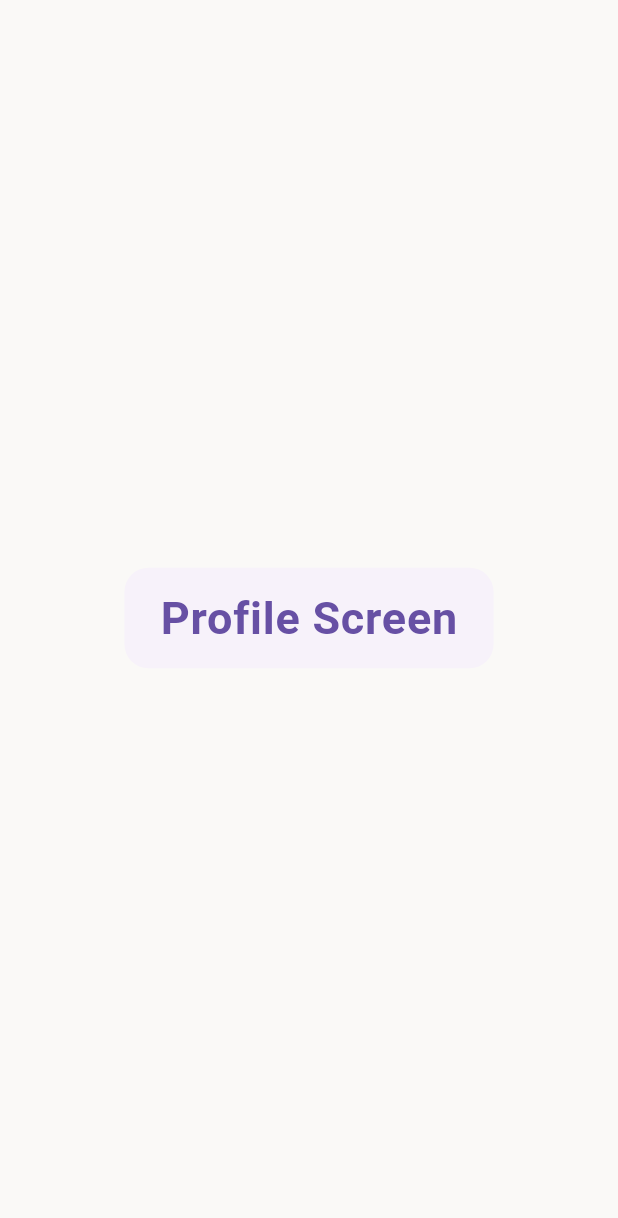
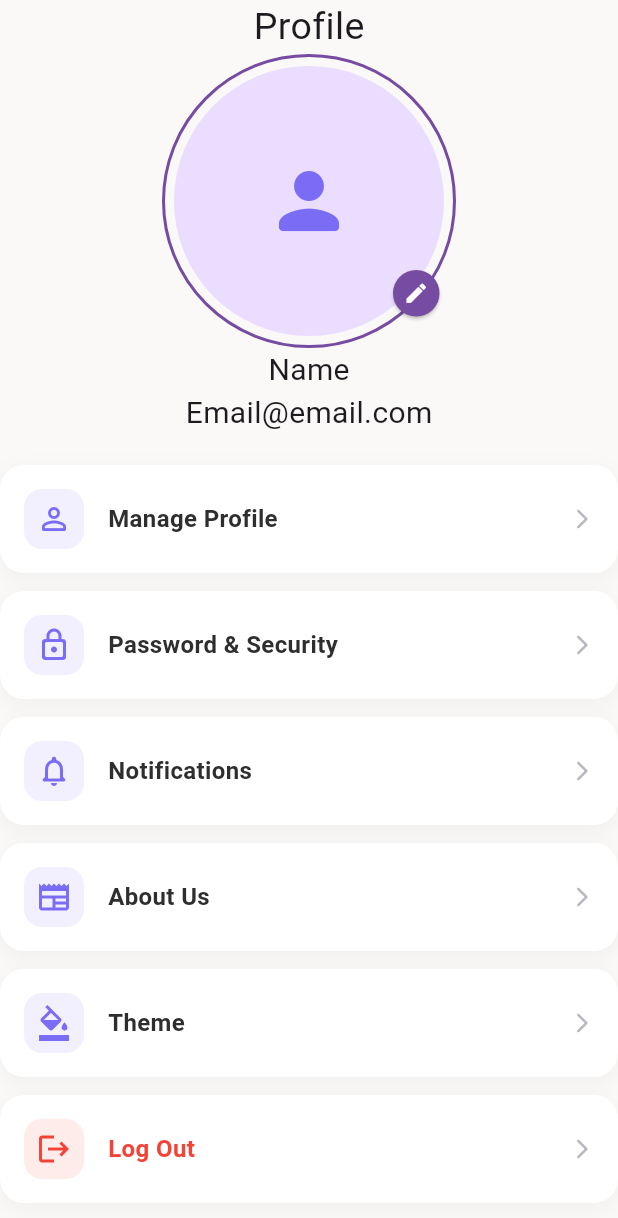
Before and after one commit to 82-Gaurab/veda-verse, a Flutter app: the ProfileScreen screen opened directly, on a phone screen of 412 x 824 dp. Shown: the top 1218 px of the screen. Run offline on Flutter 3.47's test engine with Material 3 defaults, Android fonts, the phone set to English and light mode, and no system bars; our stand-ins replace connectivity_plus, dartz, dio, equatable, flutter_riverpod, flutter_secure_storage and 4 more; missing offline and left inert: dio_smart_retry; accounts and stored records are empty; Roboto replaces fonts that are missing (Bricolage); project files that could hold a hidden picture were left out.

Commit message:
Create Profile Screen UI

```diff
--- a/lib/features/dashboard/presentation/pages/bottom_screen/profile_screen.dart
+++ b/lib/features/dashboard/presentation/pages/bottom_screen/profile_screen.dart
@@ -4,6 +4,7 @@ import 'package:vedaverse/app/theme/app_colors.dart';
 import 'package:vedaverse/app/theme/theme_extensions.dart';
 import 'package:vedaverse/features/auth/presentation/pages/login_screen.dart';
 import 'package:vedaverse/features/auth/presentation/view_model/auth_view_model.dart';
+import 'package:vedaverse/features/dashboard/presentation/widgets/menu_item.dart';
 
 class ProfileScreen extends ConsumerStatefulWidget {
   const ProfileScreen({super.key});
@@ -60,10 +61,105 @@ class _ProfileScreenState extends ConsumerState<ProfileScreen> {
   Widget build(BuildContext context) {
     return Scaffold(
       body: SafeArea(
-        child: Center(
-          child: ElevatedButton(
-            onPressed: () => _showLogoutDialog(context),
-            child: Text("Profile Screen", style: TextStyle(fontSize: 30)),
+        child: SingleChildScrollView(
+          child: Column(
+            children: [
+              Text("Profile"),
+              Center(
+                child: Column(
+                  children: [
+                    Stack(
+                      clipBehavior: Clip.none,
+                      children: [
+                        Container(
+                          padding: EdgeInsets.all(6),
+                          decoration: BoxDecoration(
+                            shape: BoxShape.circle,
+                            border: Border.all(
+                              color: AppColors.onboarding1Secondary,
+                              width: 2,
+                            ),
+                            color: Colors.transparent,
+                          ),
+                          child: CircleAvatar(
+                            // backgroundImage: AssetImage("assets/images/logo.png"),
+                            radius: 90,
+                            child: Icon(
+                              Icons.person_rounded,
+                              size: 60,
+                              color: AppColors.primary,
+                            ),
+                          ),
+                        ),
+                        Positioned(
+                          bottom: 17,
+                          right: 7,
+                          child: GestureDetector(
+                            onTap: () {
+                              _showLogoutDialog(context);
+                            },
+                            child: Card(
+                              color: AppColors.onboarding1Secondary,
+                              shape: CircleBorder(),
+                              child: Padding(
+                                padding: const EdgeInsets.all(7.0),
+                                child: Icon(
+                                  Icons.edit,
+                                  color: Colors.white,
+                                  size: 17,
+                                ),
+                              ),
+                            ),
+                          ),
+                        ),
+                      ],
+                    ),
+                    Text("Name", style: TextStyle(fontSize: 20)),
+                    Text("Email@email.com", style: TextStyle(fontSize: 20)),
+                  ],
+                ),
+              ),
+
+              SizedBox(height: 20),
+
+              MenuItem(
+                icon: Icons.person_outline_rounded,
+                title: "Manage Profile",
+                onTap: () {},
+              ),
+              const SizedBox(height: 12),
+              MenuItem(
+                icon: Icons.lock_outline_rounded,
+                title: "Password & Security",
+                onTap: () {},
+              ),
+              const SizedBox(height: 12),
+              MenuItem(
+                icon: Icons.notifications_none_rounded,
+                title: "Notifications",
+                onTap: () {},
+              ),
+              const SizedBox(height: 12),
+              MenuItem(
+                icon: Icons.newspaper_outlined,
+                title: "About Us",
+                onTap: () {},
+              ),
+              const SizedBox(height: 12),
+              MenuItem(
+                icon: Icons.format_color_fill_outlined,
+                title: "Theme",
+                onTap: () {},
+              ),
+              const SizedBox(height: 12),
+              MenuItem(
+                icon: Icons.logout,
+                iconColor: Colors.red,
+                title: "Log Out",
+                titleColor: Colors.red,
+                onTap: () => _showLogoutDialog(context),
+              ),
+            ],
           ),
         ),
       ),
--- /dev/null
+++ b/lib/features/dashboard/presentation/widgets/menu_item.dart
@@ -0,0 +1,79 @@
+import 'package:flutter/material.dart';
+import 'package:vedaverse/app/theme/app_colors.dart';
+import 'package:vedaverse/app/theme/theme_extensions.dart';
+
+class MenuItem extends StatelessWidget {
+  final IconData icon;
+  final String title;
+  final Widget? trailing;
+  final VoidCallback onTap;
+  final Color? iconColor;
+  final Color? titleColor;
+
+  const MenuItem({
+    super.key,
+    required this.icon,
+    required this.title,
+    this.trailing,
+    required this.onTap,
+    this.iconColor,
+    this.titleColor,
+  });
+
+  @override
+  Widget build(BuildContext context) {
+    return Container(
+      decoration: BoxDecoration(
+        color: Colors.white,
+        borderRadius: BorderRadius.circular(16),
+        boxShadow: AppColors.softShadow,
+      ),
+      child: Material(
+        color: Colors.transparent,
+        child: InkWell(
+          onTap: onTap,
+          borderRadius: BorderRadius.circular(16),
+          child: Padding(
+            padding: const EdgeInsets.all(16.0),
+            child: Row(
+              children: [
+                Container(
+                  width: 40,
+                  height: 40,
+                  decoration: BoxDecoration(
+                    color: (iconColor ?? AppColors.primary).withAlpha(
+                      26,
+                    ), // 10% opacity
+                    borderRadius: BorderRadius.circular(12),
+                  ),
+                  child: Icon(
+                    icon,
+                    color: iconColor ?? AppColors.primary,
+                    size: 24,
+                  ),
+                ),
+                const SizedBox(width: 16),
+                Expanded(
+                  child: Text(
+                    title,
+                    style: TextStyle(
+                      fontSize: 16,
+                      fontWeight: FontWeight.w600,
+                      color: titleColor ?? AppColors.textPrimary,
+                    ),
+                  ),
+                ),
+                trailing ??
+                    Icon(
+                      Icons.arrow_forward_ios_rounded,
+                      size: 16,
+                      color: context.textSecondary50,
+                    ),
+              ],
+            ),
+          ),
+        ),
+      ),
+    );
+  }
+}
```
